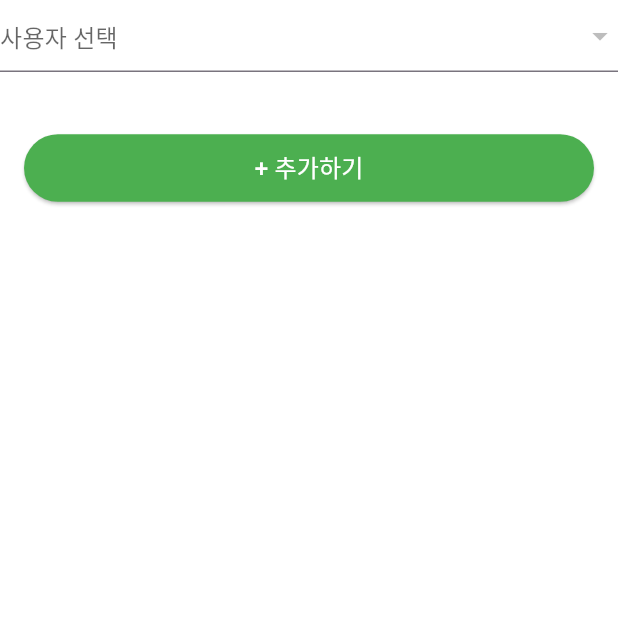
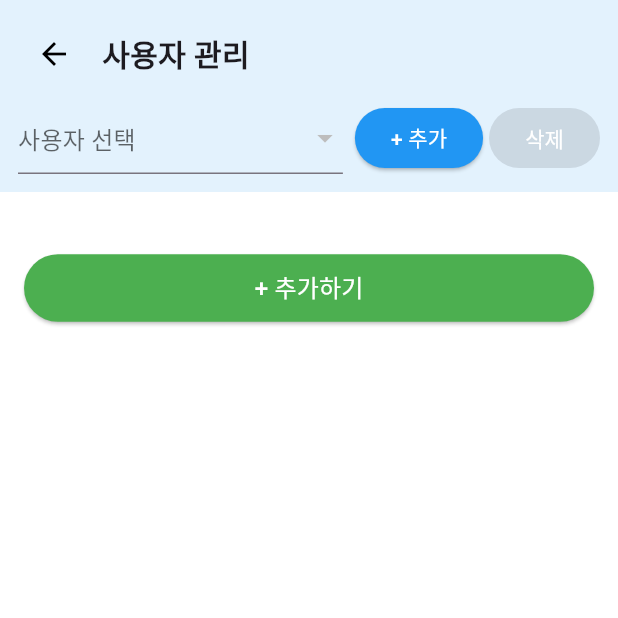
Before and after one commit to sonacbi/PillMate, a Flutter app: the ManagePage screen opened by its route, on a phone screen of 412 x 824 dp, the top half of it. Run offline on Flutter 3.47's test engine with Material 3 defaults, Android fonts, the light colour scheme and no system bars; our stand-ins replace shared_preferences; accounts and stored records are empty.

Commit message:
fix : 위젯 분리 중

```diff
--- a/lib/pages/manage_page.dart
+++ b/lib/pages/manage_page.dart
@@ -108,7 +108,7 @@ class _ManagePageState extends State<ManagePage> {
     if (selectedUser.isEmpty) return;
     setState(() {
       selectedMapping.pills.add(
-        Pill(id: DateTime.now().millisecondsSinceEpoch),
+        Pill(id: DateTime.now().millisecondsSinceEpoch, name: "", count: 0),
       );
     });
   }
--- a/lib/pages/widgets/top_panel.dart
+++ b/lib/pages/widgets/top_panel.dart
@@ -35,13 +35,88 @@ class TopPanel extends StatelessWidget {
 
   @override
   Widget build(BuildContext context) {
-    return DropdownButtonFormField<String>(
-      value: selectedUser.isNotEmpty ? selectedUser : null,
-      hint: const Text("사용자 선택"),
-      items: users.map((u) => DropdownMenuItem(value: u, child: Text(u))).toList(),
-      onChanged: (value) {
-        if (value != null) onUserSelect(value);
-      },
+    return Container(
+      color: Colors.blue.shade50,
+      padding: const EdgeInsets.all(12),
+      child: Column(
+        crossAxisAlignment: CrossAxisAlignment.stretch,
+        children: [
+          Row(
+            children: [
+              IconButton(
+                onPressed: onBackPressed,
+                icon: const Icon(Icons.arrow_back, color: Colors.black),
+              ),
+              const SizedBox(width: 8),
+              Text(
+                "사용자 관리",
+                style: const TextStyle(fontSize: 20, fontWeight: FontWeight.bold),
+              ),
+            ],
+          ),
+          const SizedBox(height: 8),
+          if (usernameEditing)
+            Row(
+              children: [
+                Expanded(
+                  child: TextField(
+                    controller: usernameController,
+                    decoration: const InputDecoration(
+                      hintText: "새 사용자 이름 입력",
+                      isDense: true,
+                      border: OutlineInputBorder(),
+                    ),
+                  ),
+                ),
+                const SizedBox(width: 8),
+                ElevatedButton(
+                  onPressed: () {
+                    addUser(usernameController.text.trim());
+                  },
+                  style: ElevatedButton.styleFrom(backgroundColor: Colors.green),
+                  child: const Text("추가"),
+                ),
+                const SizedBox(width: 4),
+                TextButton(
+                  onPressed: cancelEditing,
+                  child: const Text("취소"),
+                ),
+              ],
+            )
+          else
+            Row(
+              children: [
+                Expanded(
+                  child: DropdownButtonFormField<String>(
+                    value: selectedUser.isNotEmpty ? selectedUser : null,
+                    hint: const Text("사용자 선택"),
+                    items: users
+                        .map((u) => DropdownMenuItem(
+                              value: u,
+                              child: Text(u),
+                            ))
+                        .toList(),
+                    onChanged: (value) {
+                      if (value != null) onUserSelected(value);
+                    },
+                  ),
+                ),
+                const SizedBox(width: 8),
+                ElevatedButton(
+                  onPressed: startEditing,
+                  style: ElevatedButton.styleFrom(backgroundColor: Colors.blue),
+                  child: const Text("+ 추가", style: TextStyle(color: Colors.white)),
+                ),
+                const SizedBox(width: 4),
+                ElevatedButton(
+                  onPressed: selectedUser.isNotEmpty ? deleteUser : null,
+                  style: ElevatedButton.styleFrom(backgroundColor: Colors.red),
+                  child: const Text("삭제", style: TextStyle(color: Colors.white)),
+                ),
+              ],
+            ),
+        ],
+      ),
     );
   }
 }
```
Also changed, not shown: lib/pages/widgets/meal_buttons.dart (+14 -10 lines).
